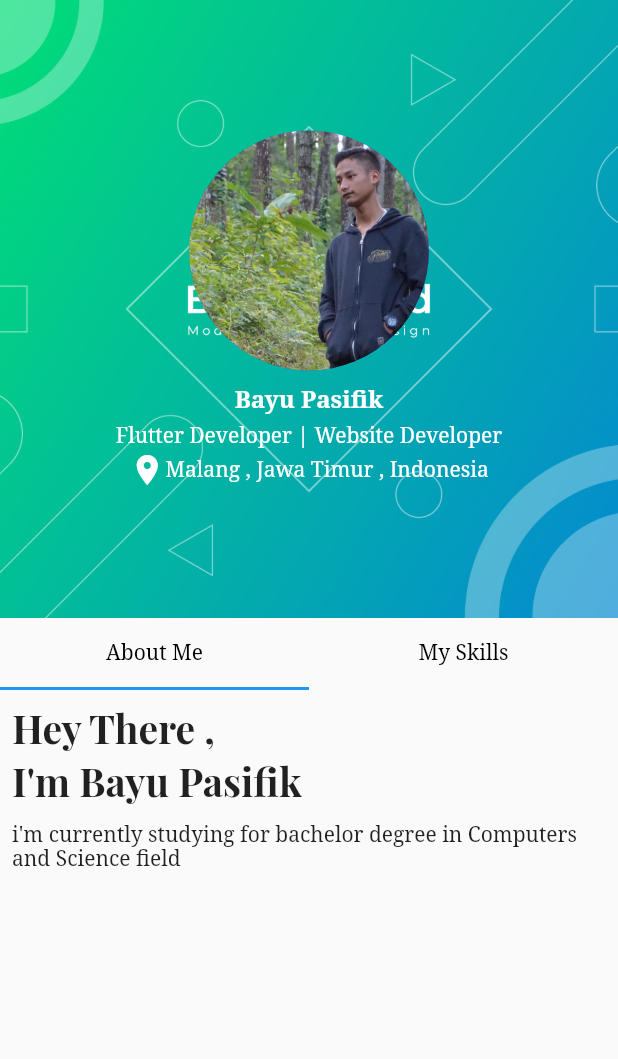
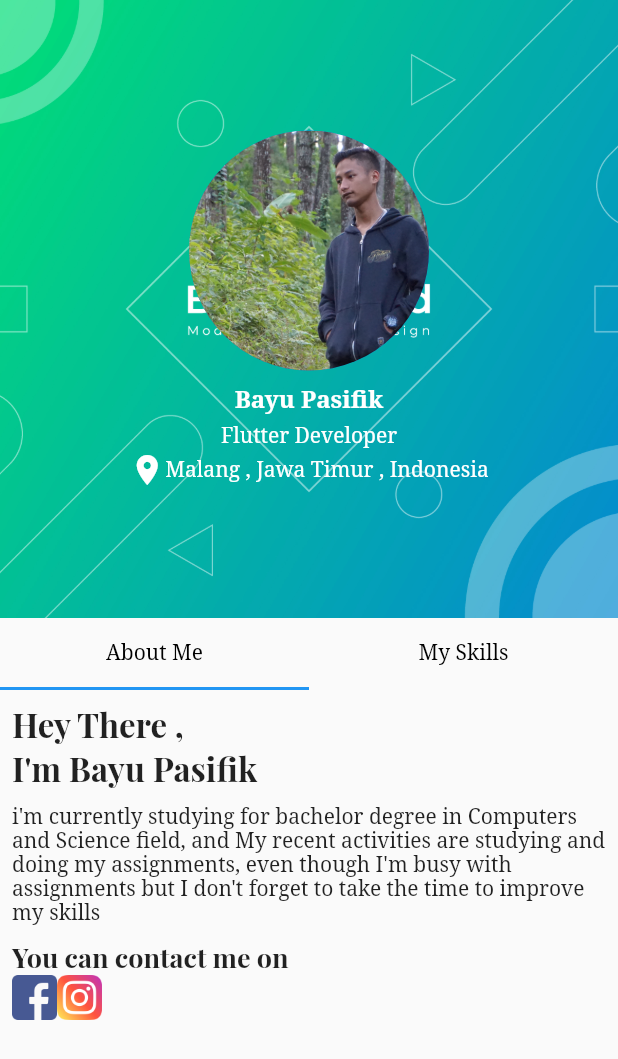
Before and after one commit to Bayu-Pasifik/UI_Profile, a Flutter app: the screen it shows after launch, on a phone screen of 412 x 824 dp. Shown: the top 1059 px of the screen. Run offline on Flutter 3.47's test engine with Material 2 defaults, Android fonts, the phone set to English and light mode, and no system bars; our stand-ins replace get, google_fonts, percent_indicator.

Commit message:
add about Me

```diff
--- a/lib/app/modules/home/views/home_view.dart
+++ b/lib/app/modules/home/views/home_view.dart
@@ -11,14 +11,6 @@ class HomeView extends GetView<HomeController> {
   @override
   Widget build(BuildContext context) {
     return Scaffold(
-        // appBar: AppBar(
-        //   title: Text(
-        //     'Bayu Pasifik',
-        //     style: GoogleFonts.marckScript(color: Colors.black),
-        //   ),
-        //   elevation: 0,
-        //   backgroundColor: Colors.grey[200],
-        // ),
         body: SafeArea(
       child: DefaultTabController(
         length: 2,
@@ -54,22 +46,12 @@ class HomeView extends GetView<HomeController> {
                     const SizedBox(
                       height: 6,
                     ),
-                    Row(
-                      mainAxisAlignment: MainAxisAlignment.center,
-                      children: [
-                        Text(
-                          "Flutter Developer | ",
-                          style: GoogleFonts.notoSerif(
-                              fontSize: 14,
-                              // fontWeight: FontWeight.bold,
-                              color: Colors.white),
-                        ),
-                        Text(
-                          "Website Developer",
-                          style: GoogleFonts.notoSerif(
-                              fontSize: 14, color: Colors.white),
-                        ),
-                      ],
+                    Text(
+                      "Flutter Developer",
+                      style: GoogleFonts.notoSerif(
+                          fontSize: 14,
+                          // fontWeight: FontWeight.bold,
+                          color: Colors.white),
                     ),
                     const SizedBox(
                       height: 3,
@@ -109,28 +91,50 @@ class HomeView extends GetView<HomeController> {
             Expanded(
                 child: TabBarView(
               children: [
+                // ! tabs about me
                 ListView(
                   padding: const EdgeInsets.all(8),
                   children: [
                     Text(
                       "Hey There ,",
                       style: GoogleFonts.playfairDisplay(
-                          fontSize: 26, fontWeight: FontWeight.bold),
+                          fontSize: 22, fontWeight: FontWeight.bold),
                     ),
                     Text(
                       "I'm Bayu Pasifik",
                       style: GoogleFonts.playfairDisplay(
-                          fontSize: 26, fontWeight: FontWeight.bold),
+                          fontSize: 22, fontWeight: FontWeight.bold),
                     ),
                     const SizedBox(
                       height: 10,
                     ),
                     Text(
-                      "i'm currently studying for bachelor degree in Computers and Science field",
+                      "i'm currently studying for bachelor degree in Computers and Science field, and My recent activities are studying and doing my assignments, even though I'm busy with assignments but I don't forget to take the time to improve my skills ",
                       style: GoogleFonts.notoSerif(),
+                    ),
+                    const SizedBox(
+                      height: 10,
+                    ),
+                    Text(
+                      "You can contact me on",
+                      style: GoogleFonts.playfairDisplay(
+                          fontSize: 18, fontWeight: FontWeight.bold),
+                    ),
+                    Wrap(
+                      children: [
+                        Sosmed(
+                          assetName: 'Assets/images/facebook.png',
+                          ontap: controller.facebook(),
+                        ),
+                        Sosmed(
+                          assetName: 'Assets/images/instagram.png',
+                          ontap: controller.instagram(),
+                        ),
+                      ],
                     )
                   ],
                 ),
+                // ! tabs skills
                 ListView(
                   padding: const EdgeInsets.all(8),
                   children: [
@@ -424,3 +428,29 @@ class HomeView extends GetView<HomeController> {
     ));
   }
 }
+
+class Sosmed extends GetView<HomeController> {
+  final String assetName;
+  final Future ontap;
+  const Sosmed({
+    required this.assetName,
+    required this.ontap,
+    Key? key,
+  }) : super(key: key);
+
+  @override
+  Widget build(BuildContext context) {
+    return GestureDetector(
+      onTap: () {
+        ontap;
+        print("tapped");
+      },
+      child: Container(
+        width: 30,
+        height: 30,
+        decoration:
+            BoxDecoration(image: DecorationImage(image: AssetImage(assetName))),
+      ),
+    );
+  }
+}
--- a/pubspec.yaml
+++ b/pubspec.yaml
@@ -10,6 +10,7 @@ dependencies:
   get: 4.6.5
   google_fonts: 3.0.1
   percent_indicator: 4.2.2
+  url_launcher: 6.1.6
   flutter:
     sdk: flutter
 
@@ -19,6 +20,6 @@ dev_dependencies:
     sdk: flutter
 
 flutter:
-  uses-material-design: true
   assets:
     - Assets/images/
+  uses-material-design: true
```
Also changed, not shown: lib/app/modules/home/controllers/home_controller.dart (+13 -14 lines), Assets/images/discord.png (added), Assets/images/facebook.png (added), Assets/images/github-sign.png (added), Assets/images/instagram.png (added), Assets/images/telegram.png (added), Assets/images/whatsapp.png (added), pubspec.lock, 5 other files.
